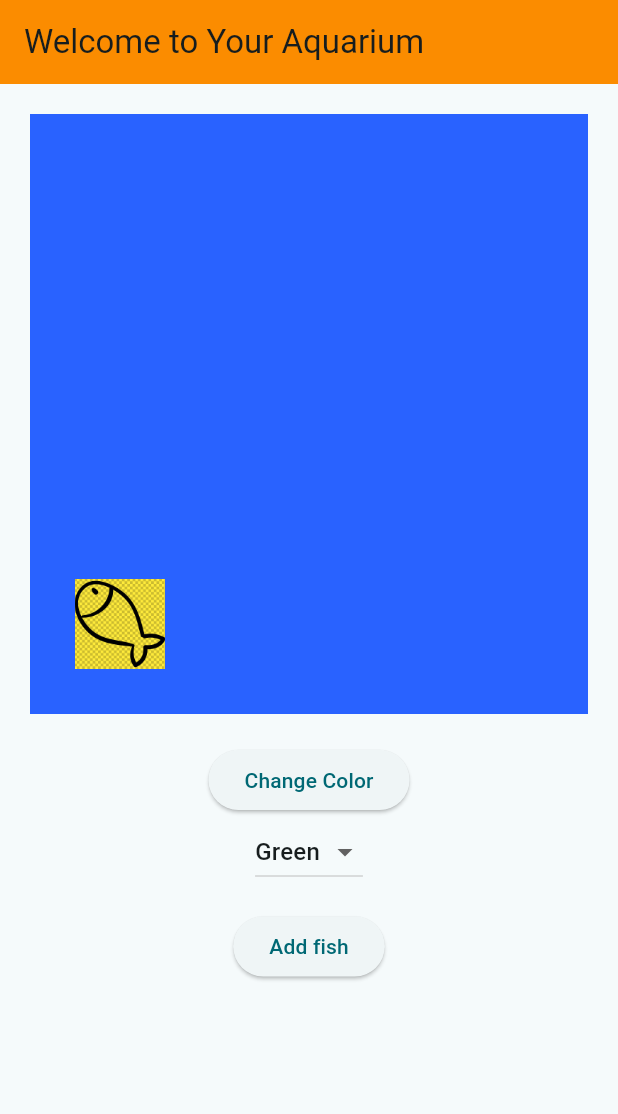
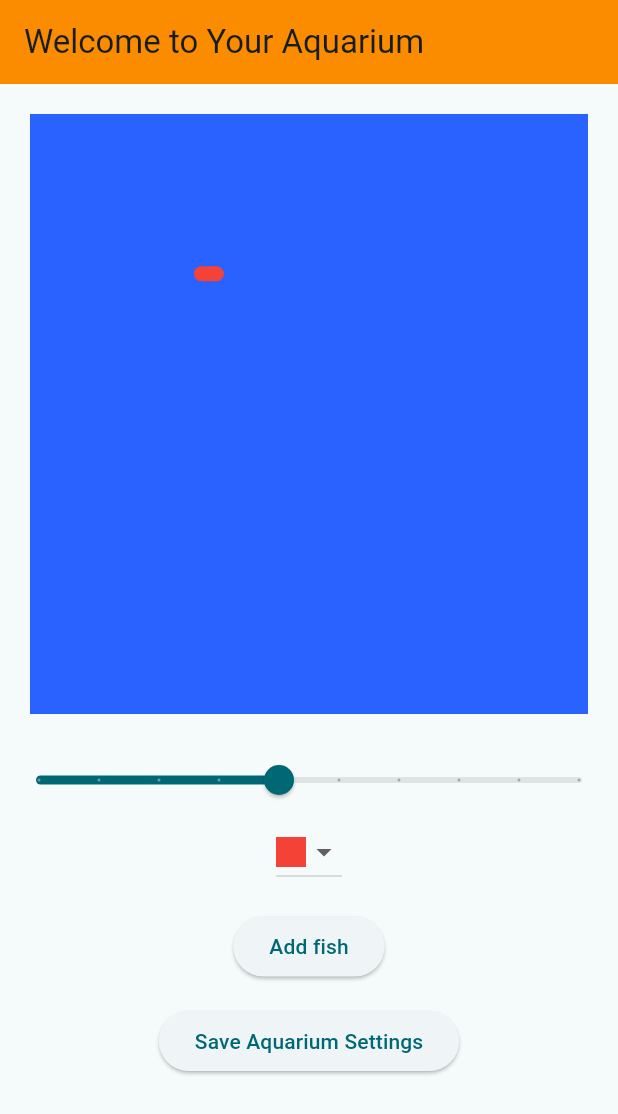
Before and after one commit to NyimaG/CW5, a Flutter app: the screen it shows after launch, after a tap on "Add fish", on a phone screen of 412 x 824 dp. Shown: the top 1114 px of the screen. Run offline on Flutter 3.47's test engine with Material 3 defaults, Android fonts, the phone set to English and light mode, and no system bars; our stand-ins replace sqflite; accounts and stored records are empty.

Commit message:
final app done

```diff
--- a/lib/aquariumdb.dart
+++ b/lib/aquariumdb.dart
@@ -0,0 +1,129 @@
+import 'package:sqflite/sqflite.dart';
+import 'package:path/path.dart';
+
+class DatabaseHelper {
+  static final DatabaseHelper _instance = DatabaseHelper._internal();
+  static Database? _database;
+
+  factory DatabaseHelper() {
+    return _instance;
+  }
+
+  DatabaseHelper._internal();
+
+  Future<Database> get database async {
+    if (_database != null) return _database!;
+    _database = await _initDatabase();
+    return _database!;
+  }
+
+  Future<Database> _initDatabase() async {
+    String path = join(await getDatabasesPath(), 'aquarium.db');
+    return await openDatabase(
+      path,
+      version: 1,
+      onCreate: (db, version) {
+        return db.execute(
+          'CREATE TABLE settings(id INTEGER PRIMARY KEY, speed REAL, color TEXT, fishCount INTEGER)',
+        );
+      },
+    );
+  }
+
+  Future<void> saveSettings(double speed, String color, int fishCount) async {
+    final db = await database;
+    await db.insert(
+      'settings',
+      {
+        'speed': speed,
+        'color': color,
+        'fishCount': fishCount,
+      },
+      conflictAlgorithm: ConflictAlgorithm.replace,
+    );
+  }
+
+  Future<Map<String, dynamic>?> loadSettings() async {
+    final db = await database;
+    final List<Map<String, dynamic>> maps = await db.query('settings');
+    if (maps.isNotEmpty) {
+      return maps.first;
+    }
+    return null; // Return null if no settings found
+  }
+}
+
+
+
+
+
+
+
+
+
+
+
+
+
+
+
+
+
+
+
+
+
+
+
+
+
+/*import 'package:path/path.dart';
+import 'package:sqflite/sqflite.dart';
+import 'package:path_provider/path_provider.dart';
+
+class DatabaseHelper {
+  static const _databaseName = "MyDatabase.db";
+  static const _databaseVersion = 1;
+  static const table = 'fishtable';
+  static const columnId = 'id';
+  static const columnfishcount = 'fc';
+  static const columnColor = 'color';
+  static const columnSpeed = 'speed';
+  late Database _db;
+// this opens the database (and creates it if it doesn't exist)
+  Future<void> init() async {
+    final documentsDirectory = await getApplicationDocumentsDirectory();
+    final path = join(documentsDirectory.path, _databaseName);
+    _db = await openDatabase(
+      path,
+      version: _databaseVersion,
+      onCreate: _onCreate,
+    );
+  }
+
+// SQL code to create the database table
+  Future _onCreate(Database db, int version) async {
+    await db.execute('''
+CREATE TABLE $fishtable (
+$columnId INTEGER PRIMARY KEY,
+$columnfishcount INTEGER NOT NULL,
+$columnColor TEXT NOT NULL,
+$columnSpeed INTEGER NOT NULL
+)
+''');
+  }
+
+  Future<int> insert(Map<String, dynamic> row) async {
+    return await _db.insert(table, row);
+  }
+
+  Future<void> _saveSettings() async {
+    final db = await openDatabase('settings.db');
+    await database.insert('settings', {
+      'fc': fishList.length,
+      'speed': selectedSpeed,
+      'color': selectedColor.value,
+    });
+  }
+}
+*/
--- /dev/null
+++ b/lib/fishclass.dart
@@ -0,0 +1,51 @@
+import 'dart:math';
+import 'package:flutter/material.dart';
+
+class Fish {
+  Color color;
+  double speed; // Speed of the fish
+  Offset position; // Current position of the fish
+  double direction; // Current direction of movement
+
+  Fish({required this.color, required this.speed})
+      : position =
+            Offset(Random().nextDouble() * 300, Random().nextDouble() * 300),
+        direction = Random().nextDouble() * 2 * pi; // Random initial direction
+
+  void updatePosition(double containerWidth, double containerHeight) {
+    // Update the position based on speed and direction
+    position = Offset(
+      position.dx + cos(direction) * speed,
+      position.dy + sin(direction) * speed,
+    );
+    if (position.dx < 0) {
+      position = Offset(0, position.dy); // Reset position to edge
+      direction = pi - direction; // Reverse direction on x-axis
+    }
+    if (position.dx > containerWidth) {
+      position = Offset(containerWidth, position.dy); // Reset position to edge
+      direction = pi - direction; // Reverse direction on x-axis
+    }
+    if (position.dy < 0) {
+      position = Offset(position.dx, 0); // Reset position to edge
+      direction = -direction; // Reverse direction on y-axis
+    }
+    if (position.dy > containerHeight) {
+      position = Offset(position.dx, containerHeight); // Reset position to edge
+      direction = -direction; // Reverse direction on y-axis
+    }
+    // Check for collision with edges
+    /*if (position.dx < 0 || position.dx > containerWidth) {
+      position = Offset(0, position.dy); // Reset position to edge
+      direction = pi - direction; // Reverse direction on x-axis
+    }
+    if (position.dy < 0 || position.dy > containerHeight) {
+      direction = -direction; // Reverse direction on y-axis
+    }
+    */
+  }
+
+  void setSpeed(double newSpeed) {
+    speed = newSpeed; // Update the speed
+  }
+}
--- a/lib/main.dart
+++ b/lib/main.dart
@@ -1,4 +1,8 @@
+//import 'package:cw5/settings.dart';
 import 'package:flutter/material.dart';
+import 'dart:async';
+import 'fishclass.dart';
+import 'aquariumdb.dart';
 
 void main() {
   runApp(const MyApp());
@@ -30,15 +34,71 @@
   State<MyHomePage> createState() => _MyHomePageState();
 }
 
-class _MyHomePageState extends State<MyHomePage> {
-  List<String> items = ['Green', 'Yellow', 'Red', 'Blue'];
-  String? selectedItem = 'Green';
-  Color color = Colors.yellow;
-  void changeColor() {
+class _MyHomePageState extends State<MyHomePage>
+    with SingleTickerProviderStateMixin {
+  List<Fish> fishList = [];
+  Timer? timer;
+  double selectedSpeed = 5.0;
+  Color selectedColor = Colors.red; // Default speed value
+  final DatabaseHelper dbHelper = DatabaseHelper();
+
+  @override
+  void initState() {
+    super.initState();
+    _loadSettings();
+    timer = Timer.periodic(Duration(milliseconds: 100), (timer) {
+      setState(() {
+        for (var fish in fishList) {
+          fish.updatePosition(
+              400, 600); // Update position within the container size
+        }
+      });
+    });
+  }
+
+  void _addFish() {
+    if (fishList.length < 10) {
+      // Limiting to 10 fish
+      setState(() {
+        fishList.add(Fish(color: selectedColor, speed: selectedSpeed));
+        _saveSettings();
+      });
+    }
+  }
+
+  void _saveSettings() async {
+    await dbHelper.saveSettings(
+        selectedSpeed, selectedColor.value.toRadixString(16), fishList.length);
+  }
+
+  void _loadSettings() async {
+    final settings = await dbHelper.loadSettings();
+    if (settings != null) {
+      setState(() {
+        selectedSpeed = settings['speed'];
+        selectedColor =
+            Color(int.parse(settings['color'])); // Convert back to Color
+        fishList.length = settings['fishCount'];
+      });
+    }
+  }
+
+  @override
+  void dispose() {
+    // _saveSettings();
+    timer?.cancel(); // Cancel the timer when the widget is disposed
+    super.dispose();
+  }
+
+  // Default speed value
+  //List items = [Colors.green, 'Yellow', 'Red', 'Blue'];
+  //String? selectedItem = 'Green';
+  /*void changeColor() {
     setState(() {
       color = Colors.green;
     });
   }
+  */
 
   @override
   Widget build(BuildContext context) {
@@ -53,11 +113,21 @@
             Container(
               color: Colors.blueAccent.shade700,
               height: 400,
-              width: double.infinity,
+              width: 600,
               margin: const EdgeInsets.all(20),
               padding: const EdgeInsets.all(30),
               alignment: Alignment.bottomLeft,
-              child: Container(
+              child: Stack(
+                children: fishList.map((fish) {
+                  return Positioned(
+                    left: fish.position.dx,
+                    top: fish.position.dy,
+                    child: fishwidget(color: fish.color),
+                  );
+                }).toList(),
+              ),
+            ),
+            /*Container(
                 height: 60.0,
                 width: 60.0,
                 child: ColorFiltered(
@@ -69,36 +139,95 @@
                     image: AssetImage('assets/fish1.jpg'),
                     fit: BoxFit.cover,
                   ),
-                ),
-              ),
-            ),
-            Container(
+                ),*/
+
+            /* Container(
               alignment: Alignment.topCenter,
               child: ElevatedButton(
                 onPressed: changeColor,
                 child: Text("Change Color"),
               ),
             ),
-            Container(
-              alignment: Alignment.bottomCenter,
-              child: DropdownButton(
+            */
+            Slider(
+              value: selectedSpeed,
+              min: 1,
+              max: 10,
+              divisions: 9,
+              label: selectedSpeed.round().toString(),
+              onChanged: (value) {
+                setState(() {
+                  selectedSpeed = value;
+                  for (var fish in fishList) {
+                    fish.setSpeed(selectedSpeed); // Update each fish's speed
+                  }
+                });
+              },
+            ),
+            DropdownButton<Color>(
+              value: selectedColor,
+              onChanged: (Color? newColor) {
+                setState(() {
+                  selectedColor = newColor!;
+                });
+              },
+              items: [Colors.red, Colors.green, Colors.pink].map((color) {
+                return DropdownMenuItem<Color>(
+                  value: color,
+                  child: Container(width: 20, height: 20, color: color),
+                );
+              }).toList(),
+            ),
+            /* DropdownButton(
                 value: selectedItem,
                 items: items
                     .map((item) =>
                         DropdownMenuItem(value: item, child: Text(item)))
                     .toList(),
                 onChanged: (item) => setState(() => selectedItem = item),
+              ),*/
+            SizedBox(height: 15),
+            Container(
+              alignment: Alignment.bottomCenter,
+              child: ElevatedButton(
+                onPressed: _addFish,
+                child: Text("Add fish"),
               ),
             ),
             SizedBox(height: 15),
             Container(
               alignment: Alignment.bottomCenter,
               child: ElevatedButton(
-                onPressed: () {},
-                child: Text("Add fish"),
+                onPressed: _saveSettings,
+                child: Text("Save Aquarium Settings"),
               ),
             ),
           ],
         ));
   }
+
+  /*@override
+  void dispose() {
+    timer?.cancel(); // Cancel the timer when the widget is disposed
+    super.dispose();
+  }
+  */
 }
+
+class fishwidget extends StatelessWidget {
+  final Color color;
+
+  const fishwidget({Key? key, required this.color}) : super(key: key);
+
+  @override
+  Widget build(BuildContext context) {
+    return Container(
+      width: 20,
+      height: 10,
+      decoration: BoxDecoration(
+        color: color,
+        borderRadius: BorderRadius.circular(20), // Create an oval shape
+      ),
+    );
+  }
+}
```
